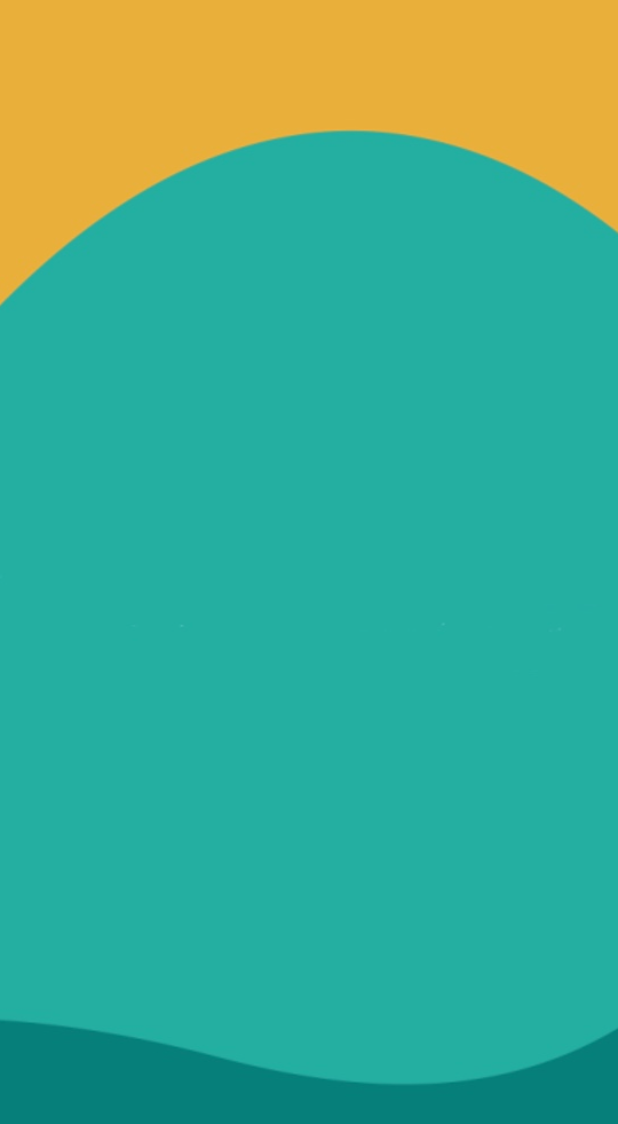
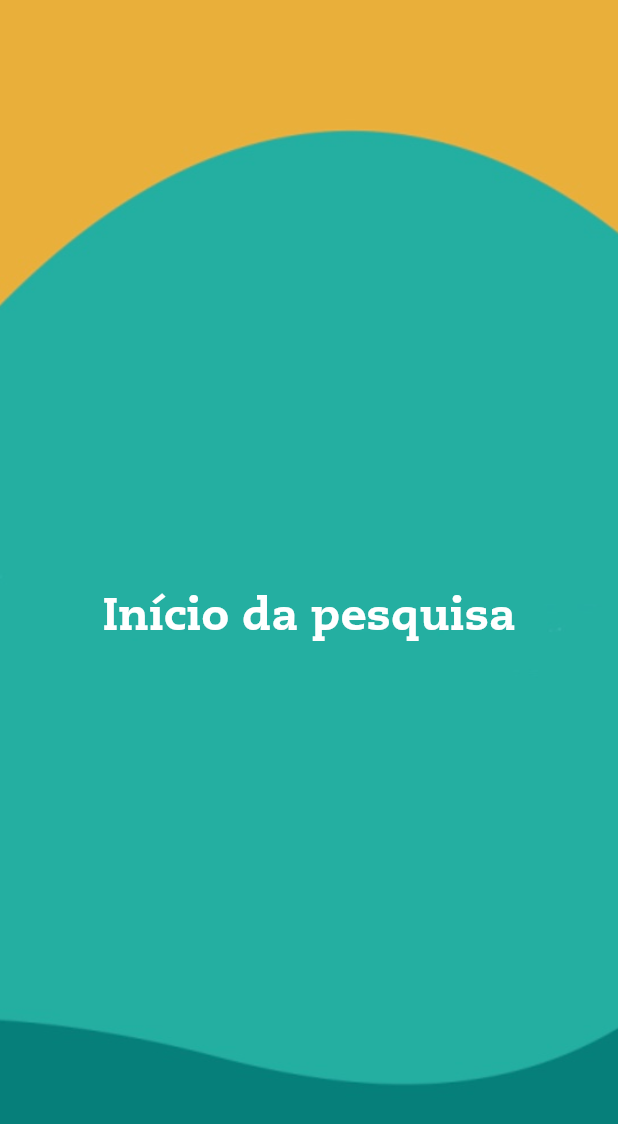
Before and after one commit to christian-de-ornellas/zoo-botanic, a Flutter app: the screen it shows after launch, on a phone screen of 412 x 824 dp. Shown: the top 1124 px of the screen. Run offline on Flutter 3.47's test engine with Material 2 defaults, Android fonts, the light colour scheme and no system bars.

Commit message:
Home screen ok

```diff
--- a/lib/main.dart
+++ b/lib/main.dart
@@ -7,7 +7,7 @@ class App extends StatelessWidget {
   Widget build(BuildContext context) {
     return MaterialApp(
       debugShowCheckedModeBanner: false,
-      title: "Oi",
+      title: "Zoo Botânica Vale",
       home: Scaffold(
         body: Container(
           decoration: BoxDecoration(
@@ -16,7 +16,17 @@ class App extends StatelessWidget {
               fit: BoxFit.cover,
             ),
           ),
-          child: null,
+          child: Center(
+            child: FlatButton(
+              onPressed: () => print("Iniciar pesquisa"),
+              splashColor: Colors.teal,
+              child: Text(
+                "Início da pesquisa",
+                style: TextStyle(
+                    fontSize: 30, fontFamily: "Caecilia", color: Colors.white),
+              ),
+            ),
+          ),
         ),
       ),
     );
```
